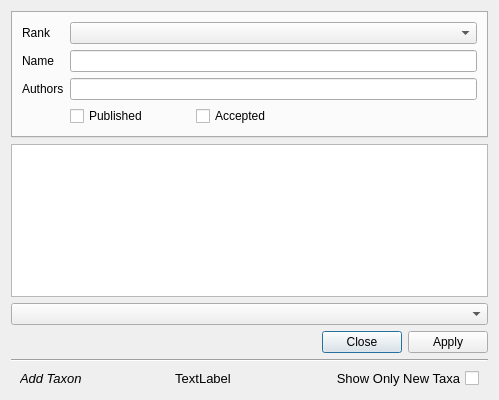
The window that src/florica/resources/ui/pn_addtaxa.ui (PhilippeBko/florica) describes before a commit, drawn with Qt 5.
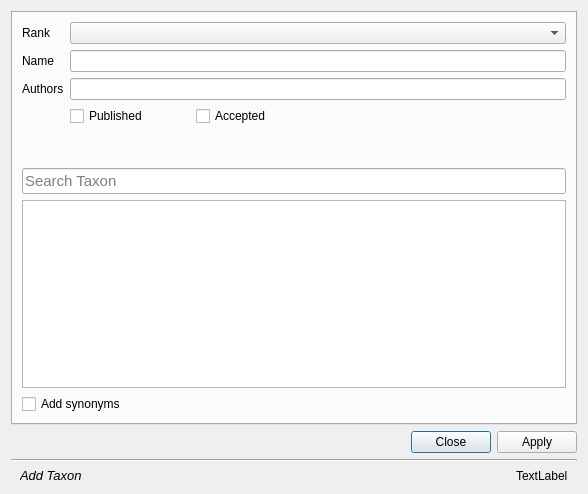
The same window after the commit.

What changed in the file:
```diff
--- a/src/florica/resources/ui/pn_addtaxa.ui
+++ b/src/florica/resources/ui/pn_addtaxa.ui
@@ -9,8 +9,8 @@
    <rect>
     <x>0</x>
     <y>0</y>
-    <width>499</width>
-    <height>400</height>
+    <width>588</width>
+    <height>494</height>
    </rect>
   </property>
   <property name="sizePolicy">
@@ -23,22 +23,6 @@
    <string>Add reference</string>
   </property>
   <layout class="QGridLayout" name="gridLayout">
-   <item row="4" column="0">
-    <widget class="QComboBox" name="combo_group">
-     <property name="sizePolicy">
-      <sizepolicy hsizetype="Expanding" vsizetype="Fixed">
-       <horstretch>0</horstretch>
-       <verstretch>0</verstretch>
-      </sizepolicy>
-     </property>
-     <property name="minimumSize">
-      <size>
-       <width>0</width>
-       <height>0</height>
-      </size>
-     </property>
-    </widget>
-   </item>
    <item row="10" column="0">
     <widget class="Line" name="line">
      <property name="frameShadow">
@@ -49,6 +33,42 @@
      </property>
     </widget>
    </item>
+   <item row="11" column="0">
+    <layout class="QHBoxLayout" name="horizontalLayout_2">
+     <property name="leftMargin">
+      <number>9</number>
+     </property>
+     <property name="rightMargin">
+      <number>9</number>
+     </property>
+     <item>
+      <widget class="QLabel" name="label_2">
+       <property name="sizePolicy">
+        <sizepolicy hsizetype="Expanding" vsizetype="Fixed">
+         <horstretch>0</horstretch>
+         <verstretch>0</verstretch>
+        </sizepolicy>
+       </property>
+       <property name="font">
+        <font>
+         <pointsize>10</pointsize>
+         <italic>true</italic>
+        </font>
+       </property>
+       <property name="text">
+        <string>Add Taxon</string>
+       </property>
+      </widget>
+     </item>
+     <item>
+      <widget class="QLabel" name="taxaLineEdit_result">
+       <property name="text">
+        <string>TextLabel</string>
+       </property>
+      </widget>
+     </item>
+    </layout>
+   </item>
    <item row="7" column="0">
     <widget class="QDialogButtonBox" name="buttonBox">
      <property name="orientation">
@@ -96,7 +116,14 @@
        <string>USER</string>
       </attribute>
       <layout class="QGridLayout" name="gridLayout_6">
-       <item row="0" column="0">
+       <item row="6" column="0">
+        <widget class="QCheckBox" name="checkBox_add_synonyms">
+         <property name="text">
+          <string>Add synonyms</string>
+         </property>
+        </widget>
+       </item>
+       <item row="1" column="0">
         <layout class="QFormLayout" name="formLayout_3">
          <item row="0" column="0">
           <widget class="QLabel" name="rankLabel_2">
@@ -185,7 +212,35 @@
          </item>
         </layout>
        </item>
-       <item row="2" column="0">
+       <item row="5" column="0">
+        <widget class="QTreeView" name="trView_childs">
+         <property name="sizePolicy">
+          <sizepolicy hsizetype="Expanding" vsizetype="Expanding">
+           <horstretch>0</horstretch>
+           <verstretch>0</verstretch>
+          </sizepolicy>
+         </property>
+         <property name="maximumSize">
+          <size>
+           <width>16777215</width>
+           <height>16777215</height>
+          </size>
+         </property>
+         <property name="editTriggers">
+          <set>QAbstractItemView::NoEditTriggers</set>
+         </property>
+         <property name="selectionBehavior">
+          <enum>QAbstractItemView::SelectRows</enum>
+         </property>
+         <property name="sortingEnabled">
+          <bool>true</bool>
+         </property>
+         <attribute name="headerVisible">
+          <bool>false</bool>
+         </attribute>
+        </widget>
+       </item>
+       <item row="3" column="0">
         <spacer name="verticalSpacer">
          <property name="orientation">
           <enum>Qt::Vertical</enum>
@@ -198,115 +253,28 @@
          </property>
         </spacer>
        </item>
+       <item row="4" column="0">
+        <widget class="QLineEdit" name="search_lineEdit">
+         <property name="maximumSize">
+          <size>
+           <width>16777215</width>
+           <height>16777215</height>
+          </size>
+         </property>
+         <property name="font">
+          <font>
+           <pointsize>11</pointsize>
+          </font>
+         </property>
+         <property name="placeholderText">
+          <string>Search Taxon</string>
+         </property>
+        </widget>
+       </item>
       </layout>
      </widget>
     </widget>
    </item>
-   <item row="3" column="0">
-    <widget class="QTreeView" name="trView_childs">
-     <property name="editTriggers">
-      <set>QAbstractItemView::NoEditTriggers</set>
-     </property>
-     <property name="selectionBehavior">
-      <enum>QAbstractItemView::SelectRows</enum>
-     </property>
-     <property name="sortingEnabled">
-      <bool>true</bool>
-     </property>
-     <attribute name="headerVisible">
-      <bool>false</bool>
-     </attribute>
-    </widget>
-   </item>
-   <item row="11" column="0">
-    <layout class="QHBoxLayout" name="horizontalLayout_2">
-     <property name="leftMargin">
-      <number>9</number>
-     </property>
-     <property name="rightMargin">
-      <number>9</number>
-     </property>
-     <item alignment="Qt::AlignLeft">
-      <widget class="QLabel" name="label_2">
-       <property name="sizePolicy">
-        <sizepolicy hsizetype="Fixed" vsizetype="Fixed">
-         <horstretch>0</horstretch>
-         <verstretch>0</verstretch>
-        </sizepolicy>
-       </property>
-       <property name="font">
-        <font>
-         <pointsize>10</pointsize>
-         <italic>true</italic>
-        </font>
-       </property>
-       <property name="text">
-        <string>Add Taxon</string>
-       </property>
-      </widget>
-     </item>
-     <item alignment="Qt::AlignLeft">
-      <widget class="QLabel" name="taxaLineEdit_result">
-       <property name="sizePolicy">
-        <sizepolicy hsizetype="Preferred" vsizetype="Fixed">
-         <horstretch>0</horstretch>
-         <verstretch>0</verstretch>
-        </sizepolicy>
-       </property>
-       <property name="minimumSize">
-        <size>
-         <width>0</width>
-         <height>0</height>
-        </size>
-       </property>
-       <property name="maximumSize">
-        <size>
-         <width>16777215</width>
-         <height>16777215</height>
-        </size>
-       </property>
-       <property name="font">
-        <font>
-         <pointsize>10</pointsize>
-        </font>
-       </property>
-       <property name="styleSheet">
-        <string notr="true"/>
-       </property>
-       <property name="text">
-        <string>TextLabel</string>
-       </property>
-       <property name="alignment">
-        <set>Qt::AlignCenter</set>
-       </property>
-       <property name="textInteractionFlags">
-        <set>Qt::LinksAccessibleByMouse|Qt::TextSelectableByMouse</set>
-       </property>
-      </widget>
-     </item>
-     <item>
-      <widget class="QCheckBox" name="checkBox_filter_new">
-       <property name="sizePolicy">
-        <sizepolicy hsizetype="Fixed" vsizetype="Fixed">
-         <horstretch>0</horstretch>
-         <verstretch>0</verstretch>
-        </sizepolicy>
-       </property>
-       <property name="font">
-        <font>
-         <pointsize>10</pointsize>
-        </font>
-       </property>
-       <property name="layoutDirection">
-        <enum>Qt::RightToLeft</enum>
-       </property>
-       <property name="text">
-        <string>Show Only New Taxa</string>
-       </property>
-      </widget>
-     </item>
-    </layout>
-   </item>
   </layout>
  </widget>
  <tabstops>
```
Left out of the diff: 8 changed lines with no effect on the pictures.
